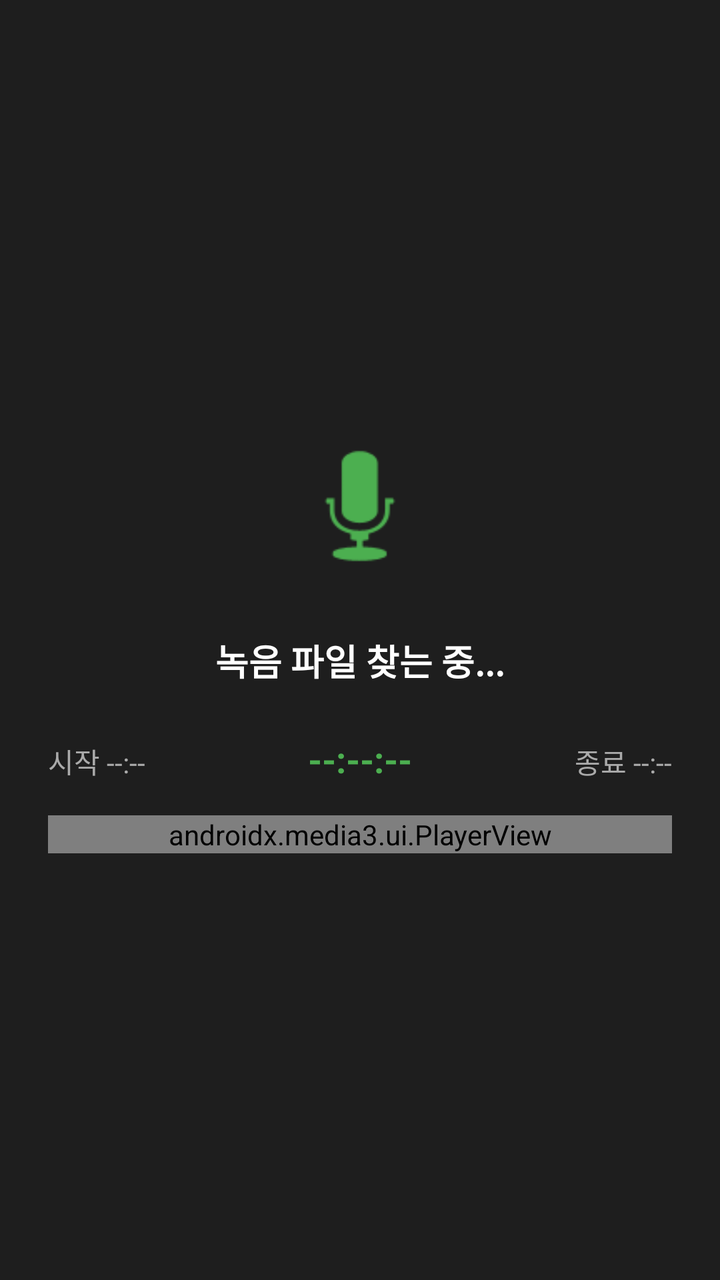
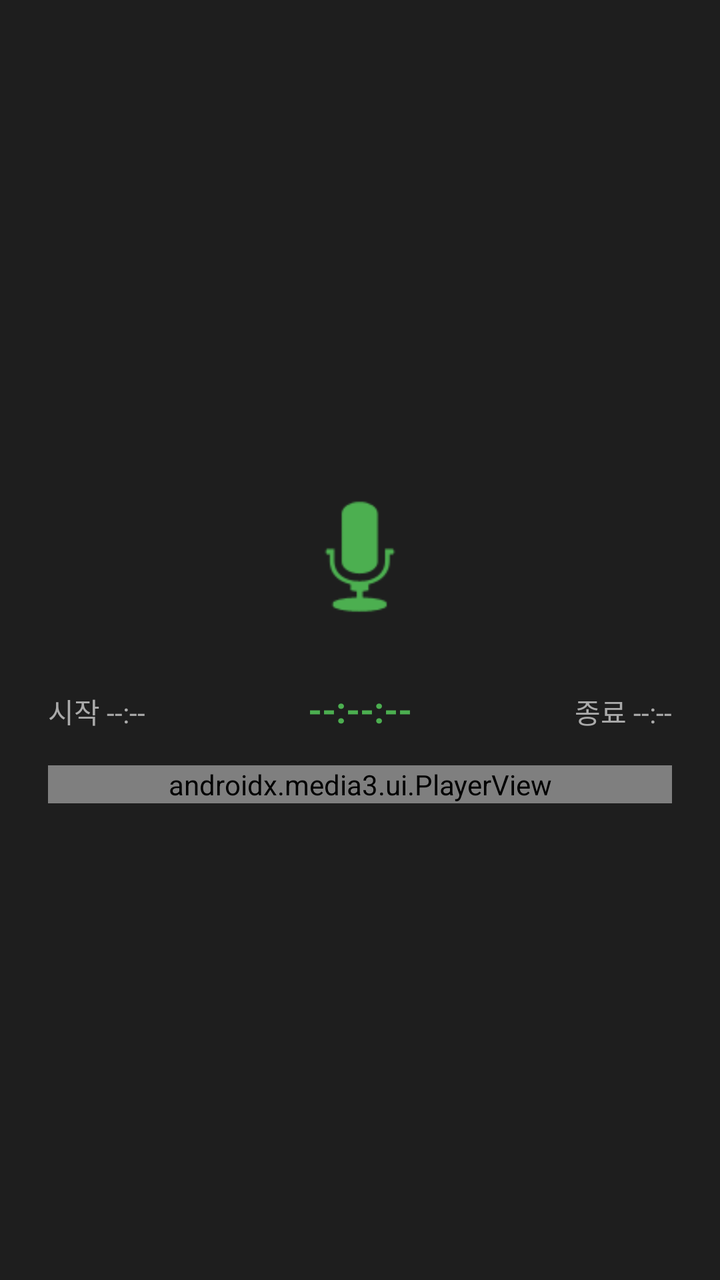

Screens rendered from an Android XML layout before and after an edit, with the pre-edit source and the edit as a unified diff.
<!-- AndroidManifest.xml: application theme android:Theme.DeviceDefault.Light.NoActionBar -->
<!-- res/layout/activity_playback.xml -->
<?xml version="1.0" encoding="utf-8"?>

<LinearLayout xmlns:android="http://schemas.android.com/apk/res/android"
    xmlns:app="http://schemas.android.com/apk/res-auto"
    android:layout_width="match_parent"
    android:layout_height="match_parent"
    android:background="#1E1E1E"
    android:gravity="center"
    android:orientation="vertical"
    android:padding="24dp">

    <ImageView
        android:layout_width="80dp"
        android:layout_height="80dp"
        android:layout_marginBottom="24dp"
        android:src="@android:drawable/ic_btn_speak_now"
        android:tint="#4CAF50" />

    <TextView
        android:id="@+id/tvFileInfo"
        android:layout_width="match_parent"
        android:layout_height="wrap_content"
        android:layout_marginBottom="24dp"
        android:gravity="center"
        android:text="녹음 파일 찾는 중..."
        android:textColor="#FFFFFF"
        android:textSize="18sp"
        android:textStyle="bold" />

    
    <LinearLayout
        android:layout_width="match_parent"
        android:layout_height="wrap_content"
        android:layout_marginBottom="16dp"
        android:orientation="horizontal">

        <TextView
            android:id="@+id/tvStartTime"
            android:layout_width="0dp"
            android:layout_height="wrap_content"
            android:layout_weight="1"
            android:gravity="start"
            android:text="시작 --:--"
            android:textColor="#AAAAAA"
            android:textSize="14sp" />

        <TextView
            android:id="@+id/tvCurrentRealTime"
            android:layout_width="0dp"
            android:layout_height="wrap_content"
            android:layout_weight="1"
            android:gravity="center"
            android:text="--:--:--"
            android:textColor="#4CAF50"
            android:textSize="18sp"
            android:textStyle="bold" />

        <TextView
            android:id="@+id/tvEndTime"
            android:layout_width="0dp"
            android:layout_height="wrap_content"
            android:layout_weight="1"
            android:gravity="end"
            android:text="종료 --:--"
            android:textColor="#AAAAAA"
            android:textSize="14sp" />
    </LinearLayout>

    <androidx.media3.ui.PlayerView
        android:id="@+id/playerView"
        android:layout_width="match_parent"
        android:layout_height="wrap_content"
        app:show_buffering="never"
        app:surface_type="none"
        app:use_artwork="false" />

</LinearLayout>
<!-- resources referenced by this layout -->
<resources>

</resources>

<!-- the commit's change to res/layout/activity_playback.xml (unified diff, before → after) -->
@@ -15,17 +15,6 @@
         android:layout_marginBottom="24dp"
         android:src="@android:drawable/ic_btn_speak_now"
         android:tint="#4CAF50" />
-
-    <TextView
-        android:id="@+id/tvFileInfo"
-        android:layout_width="match_parent"
-        android:layout_height="wrap_content"
-        android:layout_marginBottom="24dp"
-        android:gravity="center"
-        android:text="녹음 파일 찾는 중..."
-        android:textColor="#FFFFFF"
-        android:textSize="18sp"
-        android:textStyle="bold" />
 
     
     <LinearLayout
